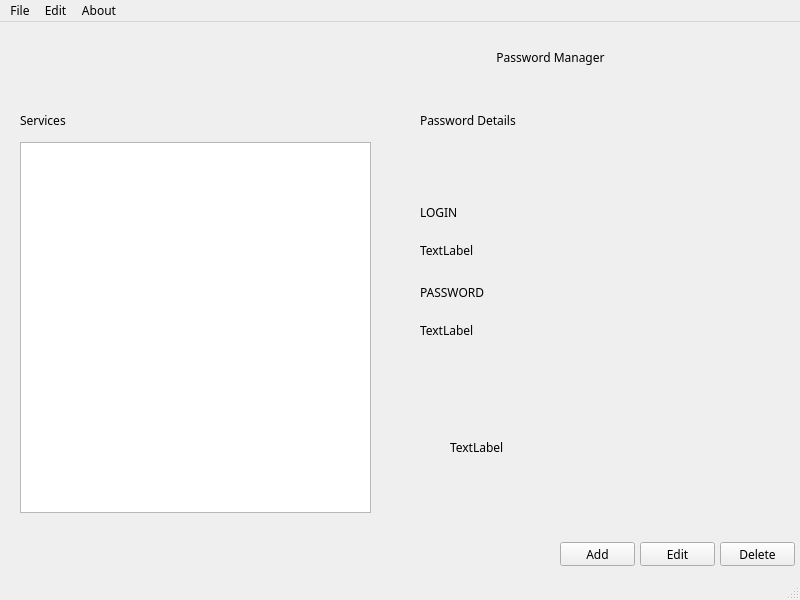
Qt form passwordmanager.ui (pkuszn/PasswordManagerQT) before a commit.
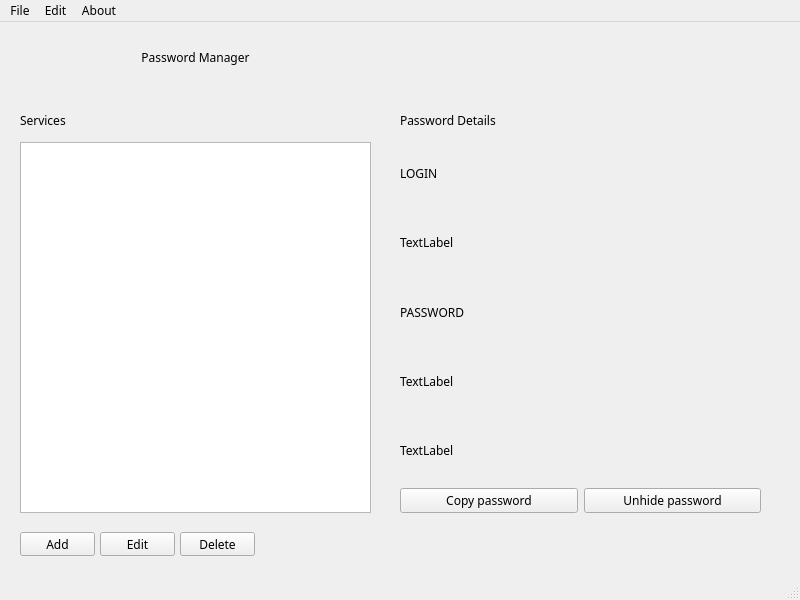
The same form after that commit.

The edit to the form file:
```diff
--- a/passwordmanager.ui
+++ b/passwordmanager.ui
@@ -22,9 +22,9 @@
    <widget class="QLabel" name="label">
     <property name="geometry">
      <rect>
-      <x>310</x>
+      <x>0</x>
       <y>10</y>
-      <width>481</width>
+      <width>391</width>
       <height>51</height>
      </rect>
     </property>
@@ -47,8 +47,8 @@
    <widget class="QPushButton" name="pushButton">
     <property name="geometry">
      <rect>
-      <x>560</x>
-      <y>520</y>
+      <x>20</x>
+      <y>510</y>
       <width>75</width>
       <height>24</height>
      </rect>
@@ -60,8 +60,8 @@
    <widget class="QPushButton" name="pushButton_2">
     <property name="geometry">
      <rect>
-      <x>640</x>
-      <y>520</y>
+      <x>100</x>
+      <y>510</y>
       <width>75</width>
       <height>24</height>
      </rect>
@@ -73,8 +73,8 @@
    <widget class="QPushButton" name="pushButton_3">
     <property name="geometry">
      <rect>
-      <x>720</x>
-      <y>520</y>
+      <x>180</x>
+      <y>510</y>
       <width>75</width>
       <height>24</height>
      </rect>
@@ -102,7 +102,7 @@
    <widget class="QLabel" name="label_3">
     <property name="geometry">
      <rect>
-      <x>420</x>
+      <x>400</x>
       <y>90</y>
       <width>121</width>
       <height>16</height>
@@ -115,32 +115,6 @@
      <string>Password Details</string>
     </property>
    </widget>
-   <widget class="QLabel" name="label_5">
-    <property name="geometry">
-     <rect>
-      <x>420</x>
-      <y>300</y>
-      <width>361</width>
-      <height>16</height>
-     </rect>
-    </property>
-    <property name="text">
-     <string>TextLabel</string>
-    </property>
-   </widget>
-   <widget class="QLabel" name="label_4">
-    <property name="geometry">
-     <rect>
-      <x>420</x>
-      <y>220</y>
-      <width>361</width>
-      <height>16</height>
-     </rect>
-    </property>
-    <property name="text">
-     <string>TextLabel</string>
-    </property>
-   </widget>
    <widget class="QTableView" name="tableView">
     <property name="geometry">
      <rect>
@@ -151,44 +125,70 @@
      </rect>
     </property>
    </widget>
-   <widget class="QLabel" name="label_6">
+   <widget class="QWidget" name="verticalLayoutWidget">
     <property name="geometry">
      <rect>
-      <x>420</x>
-      <y>170</y>
-      <width>311</width>
-      <height>41</height>
+      <x>400</x>
+      <y>120</y>
+      <width>361</width>
+      <height>371</height>
      </rect>
     </property>
-    <property name="text">
-     <string>LOGIN</string>
-    </property>
-   </widget>
-   <widget class="QLabel" name="label_7">
-    <property name="geometry">
-     <rect>
-      <x>420</x>
-      <y>250</y>
-      <width>331</width>
-      <height>41</height>
-     </rect>
-    </property>
-    <property name="text">
-     <string>PASSWORD</string>
-    </property>
-   </widget>
-   <widget class="QLabel" name="label_8">
-    <property name="geometry">
-     <rect>
-      <x>450</x>
-      <y>370</y>
-      <width>291</width>
-      <height>111</height>
-     </rect>
-    </property>
-    <property name="text">
-     <string>TextLabel</string>
-    </property>
+    <layout class="QVBoxLayout" name="verticalLayout">
+     <item>
+      <widget class="QLabel" name="label_6">
+       <property name="text">
+        <string>LOGIN</string>
+       </property>
+      </widget>
+     </item>
+     <item>
+      <widget class="QLabel" name="label_4">
+       <property name="text">
+        <string>TextLabel</string>
+       </property>
+      </widget>
+     </item>
+     <item>
+      <widget class="QLabel" name="label_7">
+       <property name="text">
+        <string>PASSWORD</string>
+       </property>
+      </widget>
+     </item>
+     <item>
+      <widget class="QLabel" name="label_5">
+       <property name="text">
+        <string>TextLabel</string>
+       </property>
+      </widget>
+     </item>
+     <item>
+      <widget class="QLabel" name="label_8">
+       <property name="text">
+        <string>TextLabel</string>
+       </property>
+      </widget>
+     </item>
+     <item>
+      <layout class="QHBoxLayout" name="horizontalLayout">
+       <item>
+        <widget class="QPushButton" name="pushButton_5">
+         <property name="text">
+          <string>Copy password</string>
+         </property>
+        </widget>
+       </item>
+       <item>
+        <widget class="QPushButton" name="pushButton_4">
+         <property name="text">
+          <string>Unhide password</string>
+         </property>
+        </widget>
+       </item>
+      </layout>
+     </item>
+    </layout>
    </widget>
   </widget>
   <widget class="QMenuBar" name="menubar">
```
